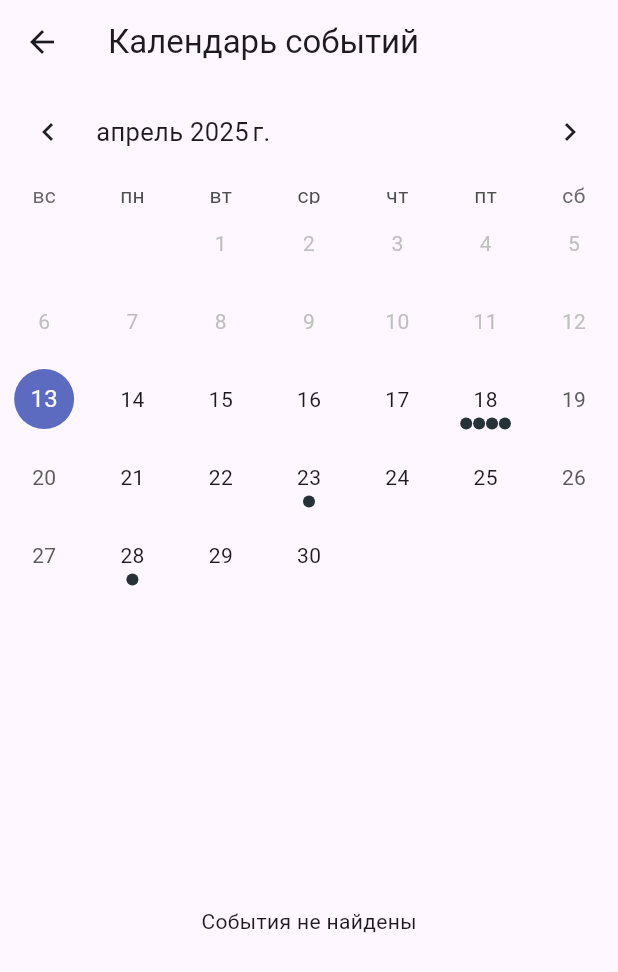
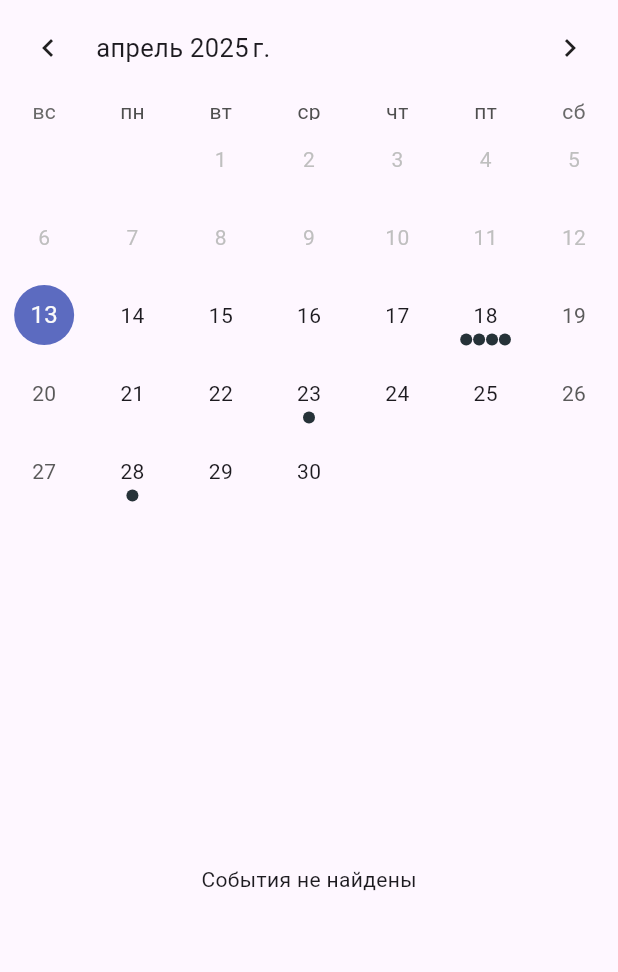
Before and after one commit to bushuevmaxim/entrant-app, a Flutter app: the CalendarEventsView screen opened directly, on a phone screen of 412 x 824 dp. Shown: the top 972 px of the screen. Run offline on Flutter 3.47's test engine with Material 3 defaults, Android fonts, the phone set to English and light mode, and no system bars; drawn by our look-alikes of table_calendar; our stand-ins replace bloc, flutter_bloc, freezed_annotation, go_router, rxdart; accounts and stored records are empty; generated files the repository leaves out were written again.

Commit message:
Remove AppBar from CalendarEventsPage

```diff
--- a/lib/src/features/calendar_events/presentation/calendar_events_page.dart
+++ b/lib/src/features/calendar_events/presentation/calendar_events_page.dart
@@ -48,8 +48,8 @@ class _CalendarEventsViewState extends State<CalendarEventsView> {
   @override
   Widget build(BuildContext context) {
     return Scaffold(
-      appBar: AppBar(title: Text(context.l10n.calendarEvents)),
-      body: Column(
+      body: SafeArea(
+        child: Column(
           children: [
             BlocBuilder<CalendarEventsBloc, CalendarEventsState>(
               builder: (context, state) {
@@ -64,7 +64,9 @@ class _CalendarEventsViewState extends State<CalendarEventsView> {
                       calendarStyle: const CalendarStyle(
                         outsideDaysVisible: false,
                       ),
-                    headerStyle: const HeaderStyle(formatButtonVisible: false),
+                      headerStyle: const HeaderStyle(
+                        formatButtonVisible: false,
+                      ),
                       eventLoader: (day) {
                         final date = DateTime(day.year, day.month, day.day);
                         final events = state.events[date] ?? [];
@@ -110,7 +112,9 @@ class _CalendarEventsViewState extends State<CalendarEventsView> {
                           final dayEvents = events[date] ?? [];
 
                           if (dayEvents.isEmpty) {
-                          return Center(child: Text(context.l10n.emptyEvents));
+                            return Center(
+                              child: Text(context.l10n.emptyEvents),
+                            );
                           }
 
                           return ListView.separated(
@@ -119,7 +123,9 @@ class _CalendarEventsViewState extends State<CalendarEventsView> {
                             separatorBuilder:
                                 (context, index) => const SizedBox(height: 8),
                             itemBuilder: (context, index) {
-                            return EventCard(event: dayEvents.elementAt(index));
+                              return EventCard(
+                                event: dayEvents.elementAt(index),
+                              );
                             },
                           );
                         },
@@ -130,6 +136,7 @@ class _CalendarEventsViewState extends State<CalendarEventsView> {
             ),
           ],
         ),
+      ),
     );
   }
 }
```
Lines whose indentation alone changed are shown as unchanged.
